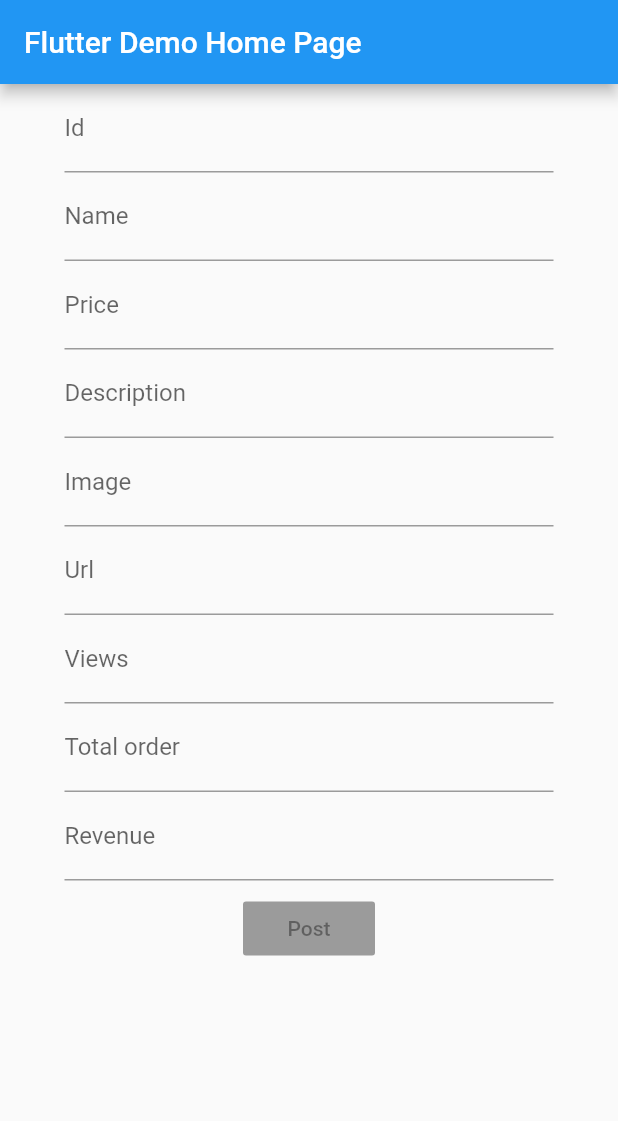
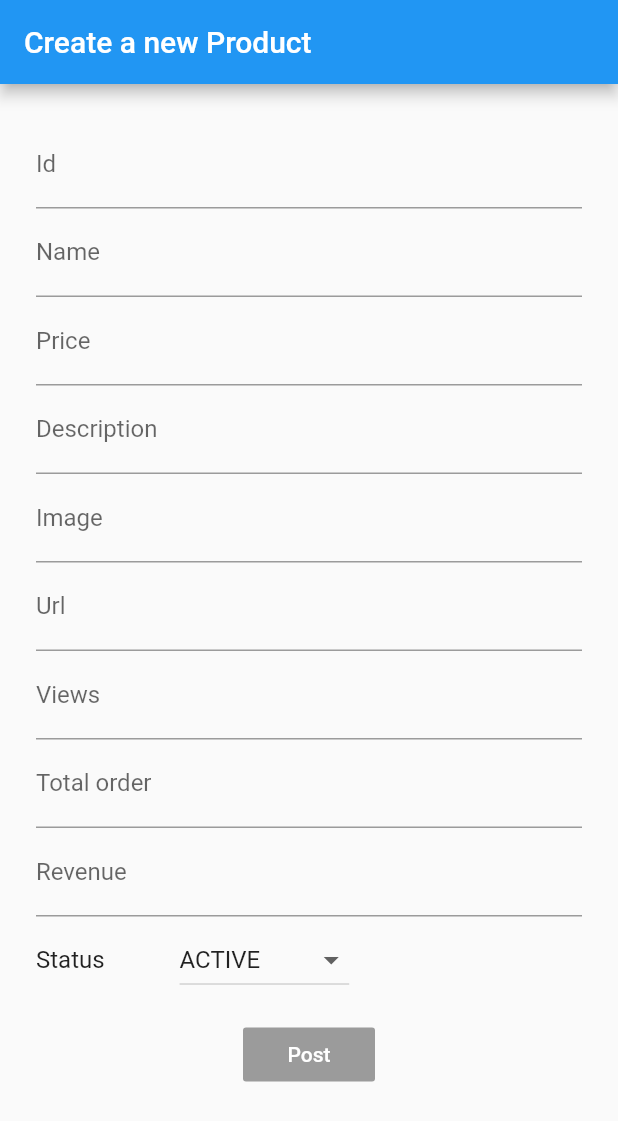
Before and after one commit to amulya-kathasag/flutter_app, a Flutter app: the screen it shows after launch, on a phone screen of 412 x 824 dp. Shown: the top 1121 px of the screen. Run offline on Flutter 3.47's test engine with Material 2 defaults, Android fonts, the phone set to English and light mode, and no system bars.

Commit message:
Updated form drop down

```diff
--- a/lib/main.dart
+++ b/lib/main.dart
@@ -18,7 +18,7 @@ class MyApp extends StatelessWidget {
 
         visualDensity: VisualDensity.adaptivePlatformDensity,
       ),
-      home: MyHomePage(title: 'Flutter Demo Home Page'),
+      home: MyHomePage(title: 'Create a new Product'),
     );
   }
 }
@@ -45,6 +45,9 @@ class _MyHomePageState extends State<MyHomePage> {
   int _views;
   int _total_order;
   int _total_revenue;
+  String _status;
+  var _statusOptions =['ACTIVE','NOT ACTIVE'];
+  var _currentStatusSelected = 'ACTIVE';
 
   final GlobalKey<_MyHomePageState> _form = GlobalKey<_MyHomePageState>();
 
@@ -126,6 +129,32 @@ class _MyHomePageState extends State<MyHomePage> {
           WhitelistingTextInputFormatter.digitsOnly
         ]
     );
+
+  }
+  Widget _buildStatus(){
+
+    return Row(
+      children: <Widget>[
+        Text('Status',
+        style: TextStyle(fontSize: 16),),
+        SizedBox(width: 50,),
+        DropdownButton<String> (
+          items: _statusOptions.map((String dropDownStringItem){
+            return DropdownMenuItem<String>(
+              value: dropDownStringItem,
+              child:
+              Text(dropDownStringItem),
+            );
+
+          }).toList(),
+
+          onChanged: (String newValueSelected){
+            dropDownItemSelected(newValueSelected);
+          },
+          value: _currentStatusSelected,
+        ),
+      ],
+    );
   }
 
 
@@ -140,7 +169,7 @@ class _MyHomePageState extends State<MyHomePage> {
         title: Text(widget.title),
       ),
       body:Container(
-        padding: const EdgeInsets.symmetric(horizontal: 43.0),
+        padding: const EdgeInsets.all(24),
         child: Form(
 
           child: Column(
@@ -155,9 +184,13 @@ class _MyHomePageState extends State<MyHomePage> {
               _buildViewsField(),
               _buildOrderField(),
               _buildRevenueField(),
-              SizedBox(height: 8),
+              SizedBox(height: 5),
+              _buildStatus(),
+              SizedBox(height: 15),
               RaisedButton(
-                child: Text('Post',),
+                child: Text('Post', style: TextStyle(
+                  color: Colors.white,
+                ),),
               )
 
             ],
@@ -168,4 +201,10 @@ class _MyHomePageState extends State<MyHomePage> {
        // This trailing comma makes auto-formatting nicer for build methods.
     );
   }
+
+  void dropDownItemSelected(String newValue){
+    setState(() {
+      this._currentStatusSelected = newValue;
+    });
+  }
 }
```
